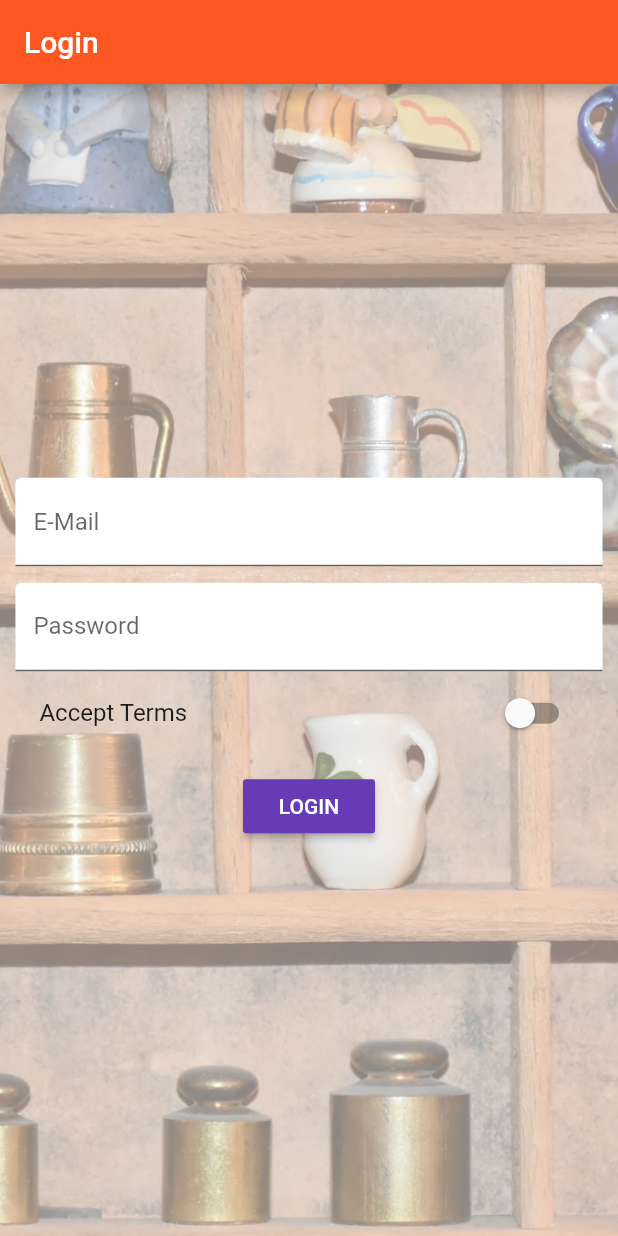
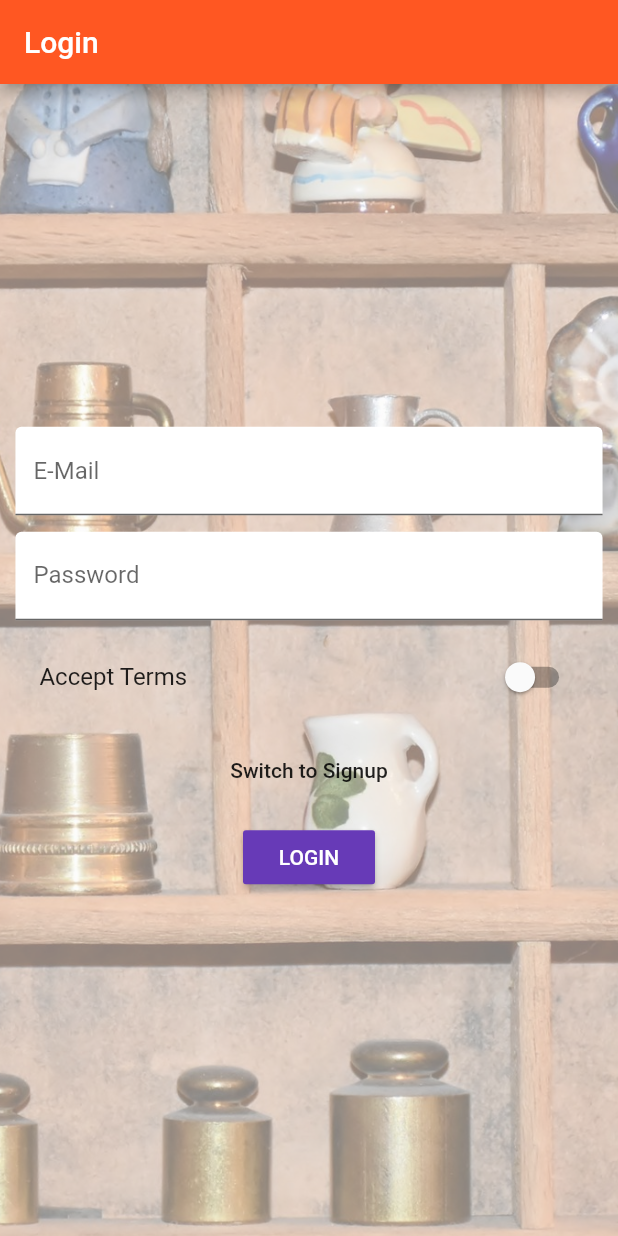
Before and after one commit to Vitaly-V/EasyList, a Flutter app: the screen it shows after launch, on a phone screen of 412 x 824 dp. Run offline on Flutter 3.47's test engine with Material 2 defaults, Android fonts, the phone set to English and light mode, and no system bars; accounts and stored records are empty.

Commit message:
Auth. TextEditController and Enums

```diff
--- a/lib/pages/auth.dart
+++ b/lib/pages/auth.dart
@@ -2,6 +2,11 @@ import 'package:flutter/material.dart';
 import 'package:scoped_model/scoped_model.dart';
 
 import '../scoped-models/main.dart';
+
+enum AuthMode {
+  Signup,
+  Login,
+}
 
 class AuthPage extends StatefulWidget {
   @override
@@ -17,6 +22,8 @@ class _AuthPageState extends State<AuthPage> {
     'terms': false,
   };
   final GlobalKey<FormState> _formKey = GlobalKey<FormState>();
+  final TextEditingController _passwordTextController = TextEditingController();
+  AuthMode _authMode = AuthMode.Login;
 
   DecorationImage _buildBackgroundImage() {
     return DecorationImage(
@@ -54,9 +61,26 @@ class _AuthPageState extends State<AuthPage> {
           return 'Password is required and should be 8+ characters long';
         }
       },
+      controller: _passwordTextController,
       obscureText: true,
       onSaved: (String value) {
         _formData['password'] = value;
+      },
+    );
+  }
+
+  Widget _buildPasswordConfirmTextField() {
+    return TextFormField(
+      decoration: InputDecoration(
+          labelText: 'Confirm passwoed', filled: true, fillColor: Colors.white),
+      validator: (String value) {
+        if (_passwordTextController.text != value) {
+          return 'Passwords do not match';
+        }
+      },
+      obscureText: true,
+      onSaved: (String value) {
+        _formData['email'] = value;
       },
     );
   }
@@ -108,7 +132,25 @@ class _AuthPageState extends State<AuthPage> {
                       height: 10.9,
                     ),
                     _buildPasswordTextField(),
+                    SizedBox(
+                      height: 10.0,
+                    ),
+                    _authMode == AuthMode.Signup ? _buildPasswordConfirmTextField() : Container(),
                     _buildAcceptSwitch(),
+                    SizedBox(
+                      height: 10.0,
+                    ),
+                    FlatButton(
+                      child: Text(
+                          'Switch to ${_authMode == AuthMode.Login ? 'Signup' : 'Login'}'),
+                      onPressed: () {
+                        setState(() {
+                          _authMode = _authMode == AuthMode.Login
+                              ? AuthMode.Signup
+                              : AuthMode.Login;
+                        });
+                      },
+                    ),
                     SizedBox(
                       height: 10.0,
                     ),
@@ -121,7 +163,7 @@ class _AuthPageState extends State<AuthPage> {
                         return RaisedButton(
                           textColor: Colors.white,
                           child: Text('LOGIN'),
-                          onPressed:() => _submitForm(model.login),
+                          onPressed: () => _submitForm(model.login),
                         );
                       },
                     )
```
